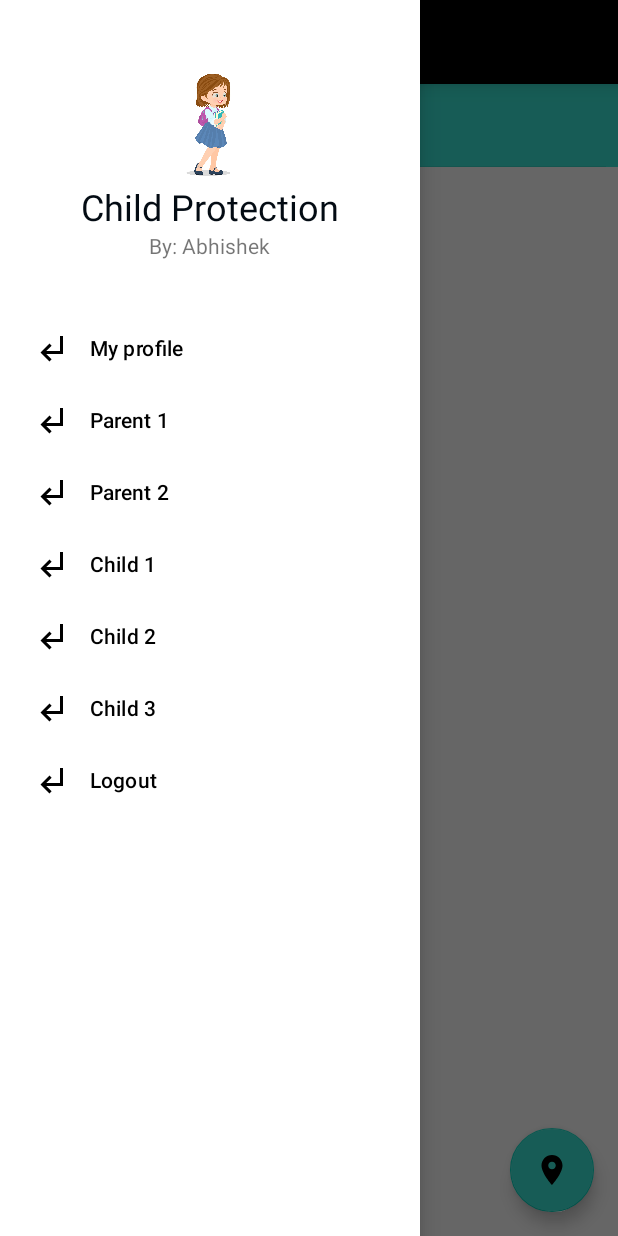
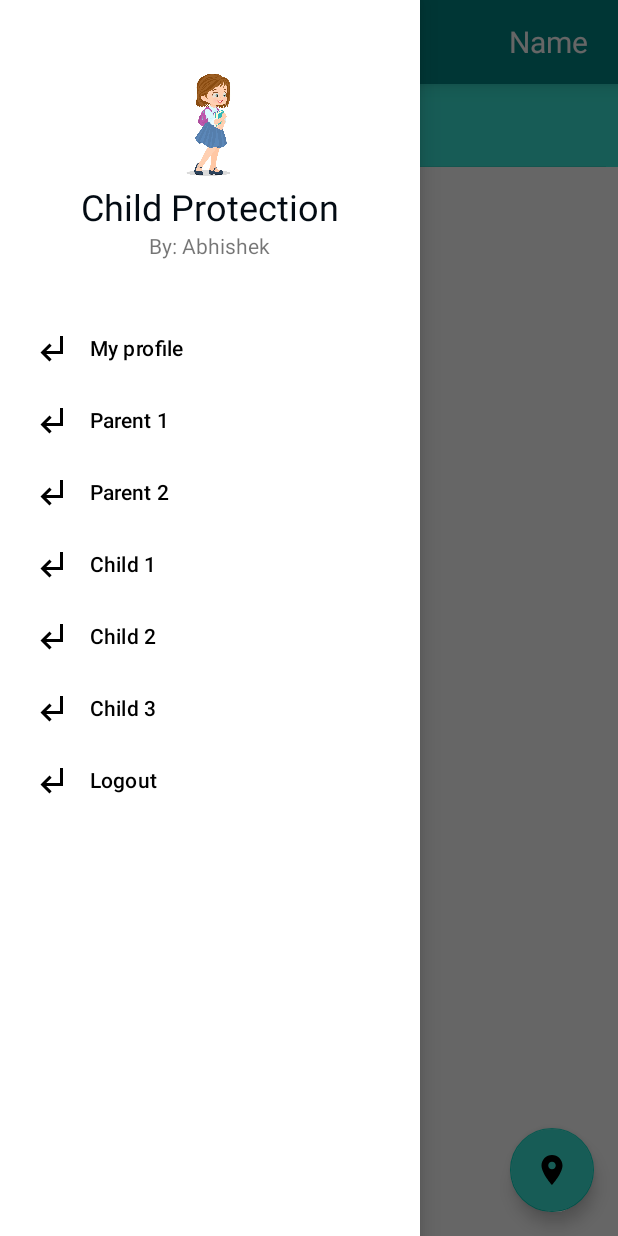
Before and after one commit to anurag47103/Child-Protection, an Android app: the statsView screen opened directly, with no data from a screen before it, with the side drawer open, on a phone screen of 412 x 824 dp. Run offline under Robolectric (Android 15) with nearby library versions, the phone set to English and light mode, and no system bars; our stand-ins replace Firebase (no records; nobody signed in at launch, a user with empty details on screens opened directly); Roboto replaces fonts that are not available here; 2 statements that could not run were skipped.

Commit message:
updating data on click from drawer

```diff
--- a/app/src/main/java/com/learningandroid/childprotection/Activities/statsView.java
+++ b/app/src/main/java/com/learningandroid/childprotection/Activities/statsView.java
@@ -17,6 +17,8 @@ import android.view.MenuItem;
 import android.view.View;
 import android.view.Window;
 import android.view.WindowManager;
+import android.widget.ProgressBar;
+import android.widget.TextView;
 import android.widget.Toast;
 import android.widget.Toolbar;
 
@@ -67,6 +69,10 @@ public class statsView extends AppCompatActivity implements NavigationView.OnNav
     private DrawerLayout drawerLayout;
     private NavigationView navigationView;
     private androidx.appcompat.widget.Toolbar toolbar;
+    private TextView title;
+    private ProgressBar progressBar;
+    private userDetails dispData;
+
 
 
     @Override
@@ -104,7 +110,8 @@ public class statsView extends AppCompatActivity implements NavigationView.OnNav
                 finish();
             });
 
-        } else {
+        }
+        else {
 //            startActivity(new Intent(Settings.ACTION_USAGE_ACCESS_SETTINGS));
             layoutManager = new LinearLayoutManager(context);
             layoutManager.setOrientation(RecyclerView.VERTICAL);
@@ -124,36 +131,83 @@ public class statsView extends AppCompatActivity implements NavigationView.OnNav
             });
 
         }
-        getFromDatabase();
 
-
-
+        getFromDatabase(commonUtil.phone);
     }
 
     @Override
     public boolean onNavigationItemSelected(@NonNull MenuItem item) {
         //navigation Item selected
+
         switch (item.getItemId()){
             case R.id.profile:
-                System.out.println("Profile");
+
+                drawerLayout.closeDrawers();
                 break;
+
+
             case R.id.p1:
                 System.out.println("p1");
+                if(grpMap.get("0")!=null)
+                    getFromDatabase(grpMap.get("0").toString());
+                else {
+                    Log.d(tag,"No user");
+                    Toast.makeText(context, "No user", Toast.LENGTH_SHORT).show();
+                }
+                drawerLayout.closeDrawers();
                 break;
+
+
             case R.id.p2:
                 System.out.println("p2");
+                if(grpMap.get("1")!=null)
+                    getFromDatabase(grpMap.get("1").toString());
+                else {
+                    Log.d(tag,"No user");
+                    Toast.makeText(context, "No user", Toast.LENGTH_SHORT).show();
+                }
+                drawerLayout.closeDrawers();
                 break;
+
+
             case R.id.c1:
                 System.out.println("c1");
+                if(grpMap.get("2")!=null)
+                    getFromDatabase(grpMap.get("2").toString());
+                else {
+                    Log.d(tag,"No user");
+                    Toast.makeText(context, "No user", Toast.LENGTH_SHORT).show();
+                }
+                drawerLayout.closeDrawers();
                 break;
+
+
             case R.id.c2:
                 System.out.println("c2");
+                if(grpMap.get("3")!=null)
+                    getFromDatabase(grpMap.get("3").toString());
+                else {
+                    Log.d(tag,"No user");
+                    Toast.makeText(context, "No user", Toast.LENGTH_SHORT).show();
+                }
+                drawerLayout.closeDrawers();
                 break;
+
             case R.id.c3:
                 System.out.println("c3");
+                if(grpMap.get("4")!=null)
+                    getFromDatabase(grpMap.get("4").toString());
+                else {
+                    Log.d(tag,"No user");
+                    Toast.makeText(context, "No user", Toast.LENGTH_SHORT).show();
+                }
+                drawerLayout.closeDrawers();
                 break;
+
+
             case R.id.logout:
                 System.out.println("logout");
+                drawerLayout.closeDrawers();
                 break;
 
 
@@ -177,6 +231,9 @@ public class statsView extends AppCompatActivity implements NavigationView.OnNav
         usageStatsManager = (UsageStatsManager) getSystemService(Context.USAGE_STATS_SERVICE);
         fusedLocationClient = LocationServices.getFusedLocationProviderClient(this);
         grpMap = new HashMap<String,Object>();
+        title = findViewById(R.id.title_name);
+        progressBar = findViewById(R.id.progressbar);
+        dispData = new userDetails();
 
     }
 
@@ -188,44 +245,13 @@ public class statsView extends AppCompatActivity implements NavigationView.OnNav
             super.onBackPressed();
     }
 
-    private void getGroupInfo() {
-        mDocRef = FirebaseFirestore.getInstance().document("Groups/"+commonUtil.MyData.getGroupId());
+    private void getFromDatabase(String phone) {
+        progressBar.setVisibility(View.VISIBLE);
+
+        mDocRef = FirebaseFirestore.getInstance().document("Users/"+phone);
         mDocRef.get().addOnSuccessListener(documentSnapshot -> {
-            if(documentSnapshot.exists()) {
-                grpMap = (HashMap) documentSnapshot.getData();
-                setGrpInfo();
-            }else {
-                //todo error
-            }
-
-        }).addOnFailureListener(e -> Toast.makeText(context, "Unable to fetch data, Try again later", Toast.LENGTH_SHORT).show());
-
-
-    }
-
-    private void setGrpInfo() {
-        for(int i=0;i<5;i++){
-
-            if(grpMap.containsKey(i+"")){
-                mDocRef = FirebaseFirestore.getInstance().document("Users/"+grpMap.get(i+""));
-                System.out.println("path: "+grpMap.get(i+""));
-                mDocRef.get().addOnSuccessListener(documentSnapshot -> {
-
-                    String s =documentSnapshot.toObject(userDetails.class).toString();
-                    System.out.println(s);
-                }).addOnFailureListener(e -> {
-                    Toast.makeText(context, "Unable to fetch grp data, Try again later", Toast.LENGTH_SHORT).show();
-
-                });
-
-            }
-        }
-    }
-
-    private void getFromDatabase() {
-        mDocRef = FirebaseFirestore.getInstance().document("Users/"+commonUtil.phone);
-        mDocRef.get().addOnSuccessListener(documentSnapshot -> {
-            commonUtil.MyData  = documentSnapshot.toObject(userDetails.class);
+            dispData  = documentSnapshot.toObject(userDetails.class);
+            title.setText(dispData.getName());
 
             getGroupInfo();
 
@@ -234,7 +260,34 @@ public class statsView extends AppCompatActivity implements NavigationView.OnNav
             Toast.makeText(context, "Unable to fetch data, Try again later", Toast.LENGTH_SHORT).show();
         });
 
+
+
     }
+
+    private void getGroupInfo() {
+        mDocRef = FirebaseFirestore.getInstance().document("Groups/"+dispData.getGroupId());
+        mDocRef.get().addOnSuccessListener(documentSnapshot -> {
+            if(documentSnapshot.exists()) {
+                grpMap = (HashMap) documentSnapshot.getData();
+                Log.d(tag,"Group Info: "+grpMap.toString());
+
+
+                progressBar.setVisibility(View.GONE);
+
+
+            }else {
+                //todo error
+                Log.d(tag, "getGroupInfo: null");
+                Toast.makeText(context, "Unable to fetch data", Toast.LENGTH_SHORT).show();
+            }
+
+        }).addOnFailureListener(e -> Toast.makeText(context, "Unable to fetch data, Try again later", Toast.LENGTH_SHORT).show());
+
+
+    }
+
+
+
 
     private boolean checkUserStatsPermission() {
 
--- a/app/src/main/res/layout/activity_recycler_view.xml
+++ b/app/src/main/res/layout/activity_recycler_view.xml
@@ -8,6 +8,7 @@
     android:layout_height="match_parent"
     tools:context=".Activities.statsView"
     android:fitsSystemWindows="true">
+<!--    tools:openDrawer="start">-->
 
 
     <com.google.android.material.navigation.NavigationView
@@ -30,13 +31,25 @@
             android:id="@+id/toolbar"
             android:layout_width="0dp"
             android:layout_height="wrap_content"
-            android:background="@color/black"
+            android:background="@color/teal_700"
+            android:foregroundTint="@color/black"
             android:elevation="8dp"
             android:minHeight="56dp"
-            android:theme="@style/MaterialAlertDialog.MaterialComponents.Title.Icon"
             app:layout_constraintEnd_toEndOf="parent"
             app:layout_constraintStart_toStartOf="parent"
-            app:layout_constraintTop_toTopOf="parent" />
+            app:layout_constraintTop_toTopOf="parent" >
+
+            <TextView
+                android:id="@+id/title_name"
+                android:layout_width="wrap_content"
+                android:layout_height="wrap_content"
+                android:text="Name"
+                android:textSize="20sp"
+                android:textColor="@color/white"
+                android:layout_marginHorizontal="20dp"
+                android:layout_gravity="right"/>
+
+        </androidx.appcompat.widget.Toolbar>
 
 
         <androidx.appcompat.widget.SearchView
@@ -51,6 +64,17 @@
             app:layout_constraintTop_toBottomOf="@+id/toolbar"
             app:layout_constraintEnd_toEndOf="parent"
             app:layout_constraintStart_toStartOf="parent" />
+
+        <ProgressBar
+            android:id="@+id/progressbar"
+            android:layout_width="wrap_content"
+            android:layout_height="wrap_content"
+            app:layout_constraintBottom_toBottomOf="parent"
+            app:layout_constraintEnd_toEndOf="parent"
+            app:layout_constraintStart_toStartOf="parent"
+            app:layout_constraintTop_toTopOf="@+id/toolbar"
+            android:visibility="gone"/>
+
 
 
         <androidx.recyclerview.widget.RecyclerView
--- a/app/src/main/res/layout/recycler_view_item_design.xml
+++ b/app/src/main/res/layout/recycler_view_item_design.xml
@@ -32,6 +32,7 @@
             android:layout_marginStart="20dp"
             android:layout_marginTop="5dp"
             android:layout_toEndOf="@+id/imageview"
+            android:maxLines="1"
             android:padding="2dp"
             android:text="@string/sample_name_of_app"
             android:textAlignment="viewStart"
```
